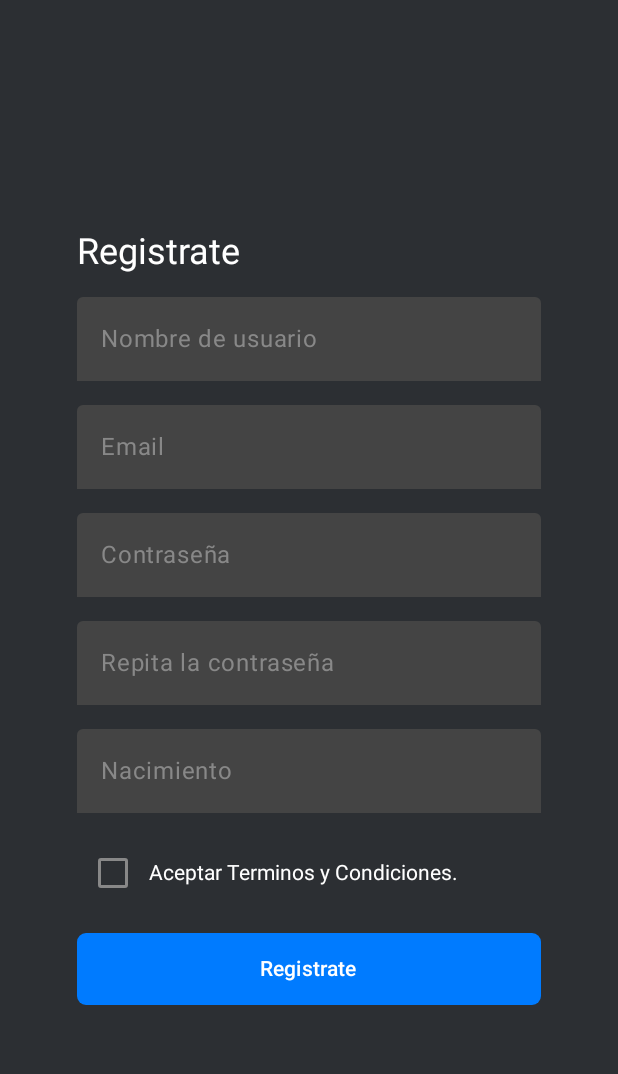
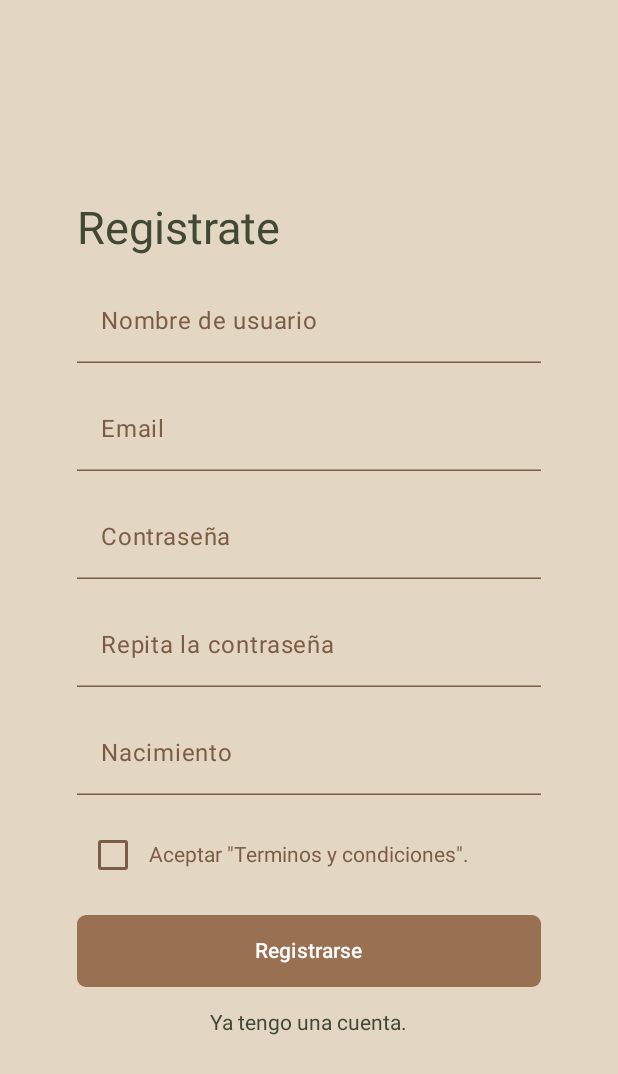
Before and after one commit to fabri8d/ManosLocales, an Android app built with Jetpack Compose: the screen it shows after launch (SinginActivity), after a tap on "¿No tenés cuenta? Registrate.", on a phone screen of 412 x 824 dp. Shown: the top 1074 px of the screen. Run offline under Robolectric (Android 15) with nearby library versions, the phone set to English and light mode, and no system bars; libraries missing offline, so code that uses them is left out: com.undef.

Commit message:
New features: -
Modified features:
Login screen
-forgot password button added
Singin screen
-UI color palette
-login button added

```diff
--- a/app/src/main/java/com/undef/ManosLocales/LoginActivity.kt
+++ b/app/src/main/java/com/undef/ManosLocales/LoginActivity.kt
@@ -11,7 +11,7 @@ class LoginActivity : ComponentActivity() {
         super.onCreate(savedInstanceState)
         enableEdgeToEdge()
         setContent {
-            Login("Fabri")
+            Login()
         }
     }
 }
--- a/app/src/main/java/com/undef/ManosLocales/LoginScreen.kt
+++ b/app/src/main/java/com/undef/ManosLocales/LoginScreen.kt
@@ -1,5 +1,4 @@
 package com.undef.ManosLocales
-
 import android.content.Intent
 import androidx.compose.foundation.Image
 import androidx.compose.foundation.background
@@ -20,7 +19,7 @@ import androidx.compose.ui.unit.sp
 
 
 @Composable
-fun Login(name: String) {
+fun Login() {
     val email = remember { mutableStateOf("") }
     val password = remember { mutableStateOf("") }
     val rememberMe = remember { mutableStateOf(false) }
@@ -40,7 +39,7 @@ fun Login(name: String) {
                 .fillMaxWidth(0.85f)
         ) {
             Image(
-                painter = painterResource(id = R.drawable.Logotipo),
+                painter = painterResource(id = R.drawable.logotipo),
                 contentDescription = "Logo de la app",
                 contentScale = ContentScale.Fit,
                 modifier = Modifier.size(200.dp)
@@ -86,7 +85,25 @@ fun Login(name: String) {
                     focusedIndicatorColor = Color(0xFF7C5C44),
                     unfocusedIndicatorColor = Color(0xFF7C5C44)
                 )
+
             )
+            Box(
+                modifier = Modifier
+                    .fillMaxWidth(),
+                contentAlignment = Alignment.CenterStart
+            ){
+                Text(
+                    text = "Olvide mi contraseña",
+                    color = Color(0xFF404934),
+                    modifier = Modifier
+                        .clickable {
+                            val intent = Intent(context, SinginActivity::class.java)
+                            context.startActivity(intent)
+                        }
+
+                )
+            }
+
 
             Row(
                 verticalAlignment = Alignment.CenterVertically,
--- a/app/src/main/java/com/undef/ManosLocales/SinginActivity.kt
+++ b/app/src/main/java/com/undef/ManosLocales/SinginActivity.kt
@@ -4,20 +4,13 @@ import android.os.Bundle
 import androidx.activity.ComponentActivity
 import androidx.activity.compose.setContent
 import androidx.activity.enableEdgeToEdge
-import androidx.compose.foundation.layout.fillMaxSize
-import androidx.compose.foundation.layout.padding
-import androidx.compose.material3.Scaffold
-import androidx.compose.material3.Text
-import androidx.compose.runtime.Composable
-import androidx.compose.ui.Modifier
-import androidx.compose.ui.tooling.preview.Preview
 
 class SinginActivity : ComponentActivity() {
     override fun onCreate(savedInstanceState: Bundle?) {
         super.onCreate(savedInstanceState)
         enableEdgeToEdge()
         setContent {
-            Sinin("Fabri")
+            Sinin()
         }
     }
 }
--- a/app/src/main/java/com/undef/ManosLocales/SininScreen.kt
+++ b/app/src/main/java/com/undef/ManosLocales/SininScreen.kt
@@ -1,6 +1,8 @@
 package com.undef.ManosLocales
 
+import android.content.Intent
 import androidx.compose.foundation.background
+import androidx.compose.foundation.clickable
 import androidx.compose.foundation.layout.*
 import androidx.compose.foundation.shape.RoundedCornerShape
 import androidx.compose.material3.*
@@ -8,8 +10,8 @@ import androidx.compose.runtime.*
 import androidx.compose.ui.Alignment
 import androidx.compose.ui.Modifier
 import androidx.compose.ui.focus.FocusRequester
-import androidx.compose.ui.focus.focusRequester
 import androidx.compose.ui.graphics.Color
+import androidx.compose.ui.platform.LocalContext
 import androidx.compose.ui.platform.LocalSoftwareKeyboardController
 import androidx.compose.ui.text.input.PasswordVisualTransformation
 import androidx.compose.ui.unit.dp
@@ -17,7 +19,7 @@ import androidx.compose.ui.unit.sp
 
 
 @Composable
-fun Sinin(name: String) {
+fun Sinin() {
     val userName = remember { mutableStateOf("") }
     val email = remember { mutableStateOf("") }
     val password = remember { mutableStateOf("") }
@@ -26,6 +28,7 @@ fun Sinin(name: String) {
     val dateOfBirth = remember { mutableStateOf("") }
     val focusRequester = remember { FocusRequester() }
     val keyboardController = LocalSoftwareKeyboardController.current
+    val context = LocalContext.current
 
     LaunchedEffect(Unit) {
         focusRequester.requestFocus()
@@ -35,9 +38,9 @@ fun Sinin(name: String) {
     Box(
         modifier = Modifier
             .fillMaxSize()
-            .background(Color(0xFF2C2F33)), // fondo oscuro
+            .background(Color(0xFFe3d6c3)),
         contentAlignment = Alignment.Center
-    ) {
+    )  {
         Column(
             horizontalAlignment = Alignment.CenterHorizontally,
             verticalArrangement = Arrangement.spacedBy(16.dp),
@@ -45,114 +48,113 @@ fun Sinin(name: String) {
                 .padding(24.dp)
                 .fillMaxWidth(0.85f)
         ) {
-            // Ícono "B"
+
             Box(
                 modifier = Modifier
                     .fillMaxWidth(),
                 contentAlignment = Alignment.CenterStart
             ) {
-                Text("Registrate", color = Color.White, fontSize = 24.sp)
+                Text("Registrate", color = Color(0xFF404934), fontSize = 30.sp)
             }
 
             TextField(
                 value = userName.value,
                 onValueChange = { userName.value = it },
-                label = { Text("Nombre de usuario") },
+                label = { Text("Nombre de usuario", color = Color(0xFF7C5C44))},
                 singleLine = true,
                 modifier = Modifier
-                    .fillMaxWidth()
-                    .focusRequester(focusRequester),
+                    .fillMaxWidth(),
                 colors = TextFieldDefaults.colors(
-                    focusedContainerColor = Color.DarkGray,
-                    unfocusedContainerColor = Color.DarkGray,
-                    focusedTextColor = Color.White,
-                    unfocusedTextColor = Color.White,
-                    focusedLabelColor = Color.LightGray,
-                    unfocusedLabelColor = Color.Gray,
-                    cursorColor = Color.White,
-                    focusedIndicatorColor = Color.Transparent,
-                    unfocusedIndicatorColor = Color.Transparent
+                    focusedContainerColor = Color.Transparent,
+                    unfocusedContainerColor = Color.Transparent,
+                    focusedTextColor = Color(0xFF7C5C44),
+                    unfocusedTextColor = Color(0xFF7C5C44),
+                    focusedLabelColor = Color(0xFF7C5C44),
+                    unfocusedLabelColor = Color(0xFF7C5C44),
+                    cursorColor = Color(0xFF7C5C44),
+                    focusedIndicatorColor = Color(0xFF7C5C44),
+                    unfocusedIndicatorColor = Color(0xFF7C5C44)
                 )
             )
 
             TextField(
                 value = email.value,
                 onValueChange = { email.value = it },
-                label = { Text("Email") },
+                label = { Text("Email", color = Color(0xFF7C5C44))},
                 singleLine = true,
                 modifier = Modifier
                     .fillMaxWidth(),
                 colors = TextFieldDefaults.colors(
-                    focusedContainerColor = Color.DarkGray,
-                    unfocusedContainerColor = Color.DarkGray,
-                    focusedTextColor = Color.White,
-                    unfocusedTextColor = Color.White,
-                    focusedLabelColor = Color.LightGray,
-                    unfocusedLabelColor = Color.Gray,
-                    cursorColor = Color.White,
-                    focusedIndicatorColor = Color.Transparent,
-                    unfocusedIndicatorColor = Color.Transparent
+                    focusedContainerColor = Color.Transparent,
+                    unfocusedContainerColor = Color.Transparent,
+                    focusedTextColor = Color(0xFF7C5C44),
+                    unfocusedTextColor = Color(0xFF7C5C44),
+                    focusedLabelColor = Color(0xFF7C5C44),
+                    unfocusedLabelColor = Color(0xFF7C5C44),
+                    cursorColor = Color(0xFF7C5C44),
+                    focusedIndicatorColor = Color(0xFF7C5C44),
+                    unfocusedIndicatorColor = Color(0xFF7C5C44)
                 )
             )
 
             TextField(
                 value = password.value,
                 onValueChange = { password.value = it },
-                label = { Text("Contraseña") },
+                label = { Text("Contraseña", color = Color(0xFF7C5C44)) },
                 singleLine = true,
                 visualTransformation = PasswordVisualTransformation(),
                 modifier = Modifier
                     .fillMaxWidth(),
                 colors = TextFieldDefaults.colors(
-                    focusedContainerColor = Color.DarkGray,
-                    unfocusedContainerColor = Color.DarkGray,
-                    focusedTextColor = Color.White,
-                    unfocusedTextColor = Color.White,
-                    focusedLabelColor = Color.LightGray,
-                    unfocusedLabelColor = Color.Gray,
-                    cursorColor = Color.White,
-                    focusedIndicatorColor = Color.Transparent,
-                    unfocusedIndicatorColor = Color.Transparent
+                    focusedContainerColor = Color.Transparent,
+                    unfocusedContainerColor = Color.Transparent,
+                    focusedTextColor = Color(0xFF7C5C44),
+                    unfocusedTextColor = Color(0xFF7C5C44),
+                    focusedLabelColor = Color(0xFF7C5C44),
+                    unfocusedLabelColor = Color(0xFF7C5C44),
+                    cursorColor = Color(0xFF7C5C44),
+                    focusedIndicatorColor = Color(0xFF7C5C44),
+                    unfocusedIndicatorColor = Color(0xFF7C5C44)
                 )
             )
             TextField(
                 value = passwordChecker.value,
                 onValueChange = { passwordChecker.value = it },
-                label = { Text("Repita la contraseña") },
+                label = { Text("Repita la contraseña", color = Color(0xFF7C5C44)) },
                 singleLine = true,
                 visualTransformation = PasswordVisualTransformation(),
                 modifier = Modifier
                     .fillMaxWidth(),
                 colors = TextFieldDefaults.colors(
-                    focusedContainerColor = Color.DarkGray,
-                    unfocusedContainerColor = Color.DarkGray,
-                    focusedTextColor = Color.White,
-                    unfocusedTextColor = Color.White,
-                    focusedLabelColor = Color.LightGray,
-                    unfocusedLabelColor = Color.Gray,
-                    cursorColor = Color.White,
-                    focusedIndicatorColor = Color.Transparent,
-                    unfocusedIndicatorColor = Color.Transparent
+                    focusedContainerColor = Color.Transparent,
+                    unfocusedContainerColor = Color.Transparent,
+                    focusedTextColor = Color(0xFF7C5C44),
+                    unfocusedTextColor = Color(0xFF7C5C44),
+                    focusedLabelColor = Color(0xFF7C5C44),
+                    unfocusedLabelColor = Color(0xFF7C5C44),
+                    cursorColor = Color(0xFF7C5C44),
+                    focusedIndicatorColor = Color(0xFF7C5C44),
+                    unfocusedIndicatorColor = Color(0xFF7C5C44)
                 )
             )
 
             TextField(
                 value = dateOfBirth.value,
                 onValueChange = { dateOfBirth.value = it },
-                label = { Text("Nacimiento") },
+                label = { Text("Nacimiento", color = Color(0xFF7C5C44))},
                 singleLine = true,
                 modifier = Modifier
                     .fillMaxWidth(),
                 colors = TextFieldDefaults.colors(
-                    focusedContainerColor = Color.DarkGray,
-                    unfocusedContainerColor = Color.DarkGray,
-                    focusedTextColor = Color.White,
-                    unfocusedTextColor = Color.White,
-                    focusedLabelColor = Color.LightGray,
-                    unfocusedLabelColor = Color.Gray,
-                    cursorColor = Color.White,
-                    focusedIndicatorColor = Color.Transparent,
-                    unfocusedIndicatorColor = Color.Transparent
+                    focusedContainerColor = Color.Transparent,
+                    unfocusedContainerColor = Color.Transparent,
+                    focusedTextColor = Color(0xFF7C5C44),
+                    unfocusedTextColor = Color(0xFF7C5C44),
+                    focusedLabelColor = Color(0xFF7C5C44),
+                    unfocusedLabelColor = Color(0xFF7C5C44),
+                    cursorColor = Color(0xFF7C5C44),
+                    focusedIndicatorColor = Color(0xFF7C5C44),
+                    unfocusedIndicatorColor = Color(0xFF7C5C44)
                 )
             )
             Row(
@@ -163,12 +165,13 @@ fun Sinin(name: String) {
                     checked = termsConditions.value,
                     onCheckedChange = { termsConditions.value = it },
                     colors = CheckboxDefaults.colors(
-                        checkmarkColor = Color.Black,
-                        uncheckedColor = Color.Gray,
-                        checkedColor = Color.White
+                        checkmarkColor = Color.White,
+                        uncheckedColor = Color(0xFF7C5C44),
+                        checkedColor = Color(0xFF7C5C44)
                     )
                 )
-                Text("Aceptar Terminos y Condiciones.", color = Color.White)
+                Text("Aceptar \"Terminos y condiciones\".", color = Color(0xFF7C5C44))
+
             }
 
             Button(
@@ -177,12 +180,21 @@ fun Sinin(name: String) {
                     .fillMaxWidth()
                     .height(48.dp),
                 colors = ButtonDefaults.buttonColors(
-                    containerColor = Color(0xFF007BFF)
+                    containerColor = Color(0xFF997052)
                 ),
                 shape = RoundedCornerShape(6.dp)
             ) {
-                Text("Registrate", color = Color.White)
+                Text("Registrarse", color = Color.White)
             }
+            Text(
+                text = "Ya tengo una cuenta.",
+                color = Color(0xFF404934),
+                modifier = Modifier
+                    .clickable {
+                        val intent = Intent(context, LoginActivity::class.java)
+                        context.startActivity(intent)
+                    }
+            )
         }
     }
 }
```
Also changed, not shown: app/src/main/ic_launcher-playstore.png (deleted).
